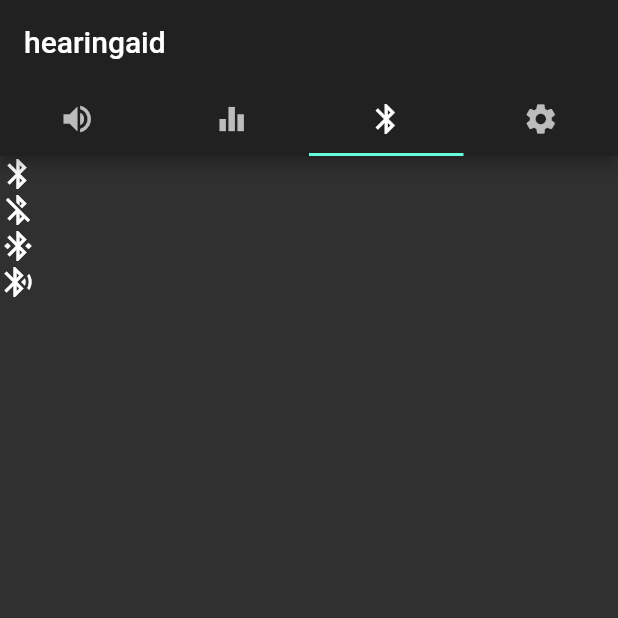
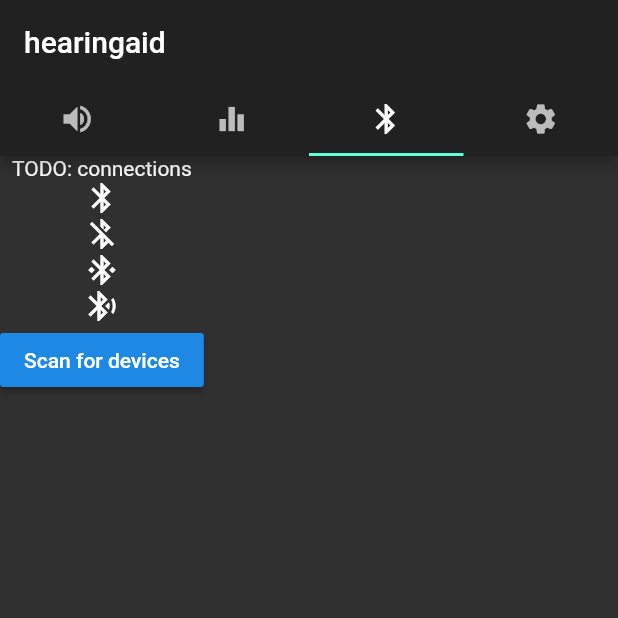
Before and after one commit to jethrodaniel/hearingaid, a Flutter app: the screen it shows after launch, tab 3 chosen, on a phone screen of 412 x 824 dp, the top half of it. Run offline on Flutter 3.47's test engine with Material 2 defaults, Android fonts, the phone set to English and light mode, and no system bars; our stand-ins replace flutter_xlider; missing offline and left inert: flutter_ble_lib.

Commit message:
add flutter_ble_lib

```diff
--- a/lib/main.dart
+++ b/lib/main.dart
@@ -1,5 +1,6 @@
 import 'package:flutter/material.dart';
 import 'package:flutter_xlider/flutter_xlider.dart';
+import 'package:flutter_ble_lib/flutter_ble_lib.dart';
 
 void main() => runApp(MyApp());
 
@@ -24,6 +25,8 @@ class MyHomePage extends StatefulWidget {
 class _MyHomePageState extends State<MyHomePage> {
   int _counter = 0;
   double _leftVolume = 0, _rightVolume = 0;
+  List devices = List();
+  var isLoading = false;
 
   @override
   Widget build(BuildContext context) {
@@ -43,7 +46,18 @@ class _MyHomePageState extends State<MyHomePage> {
         ),
         body: TabBarView(
           children: [
-            Container(
+            _volumePage(),
+            Icon(Icons.equalizer),
+            _bluetoothPage(),
+            Icon(Icons.settings),
+          ],
+        ),
+      ),
+    );
+  }
+
+  Widget _volumePage() {
+    return Container(
       margin: EdgeInsets.all(20),
       child: Row(children: [
         _volumeSlider('left'),
@@ -54,21 +68,24 @@ class _MyHomePageState extends State<MyHomePage> {
         SizedBox(width: 30),
         Text('R: ${100 - _rightVolume}'),
       ]),
-            ),
-            Icon(Icons.equalizer),
-            Row(children: [
+    );
+  }
+
+  Widget _bluetoothPage() {
+    return Row(children: [
       Column(children: [
+        Text('TODO: connections'),
         Icon(Icons.bluetooth),
         Icon(Icons.bluetooth_disabled),
         Icon(Icons.bluetooth_connected),
         Icon(Icons.bluetooth_searching),
+        RaisedButton(
+          child: new Text("Scan for devices"),
+          /* color: ThemeData.dark().accentColor, */
+          onPressed: () => null,
+        ),
       ]),
-            ]),
-            Icon(Icons.settings),
-          ],
-        ),
-      ),
-    );
+    ]);
   }
 
   Widget _volumeSlider(String dir) {
--- a/pubspec.yaml
+++ b/pubspec.yaml
@@ -24,6 +24,7 @@ dependencies:
   flutter:
     sdk: flutter
   flutter_xlider: ^3.4.0
+  flutter_ble_lib: ^2.3.0
 
 
   # The following adds the Cupertino Icons font to your application.
```
Also changed, not shown: pubspec.lock, 3 other files. Lines whose indentation alone changed are shown as unchanged.
